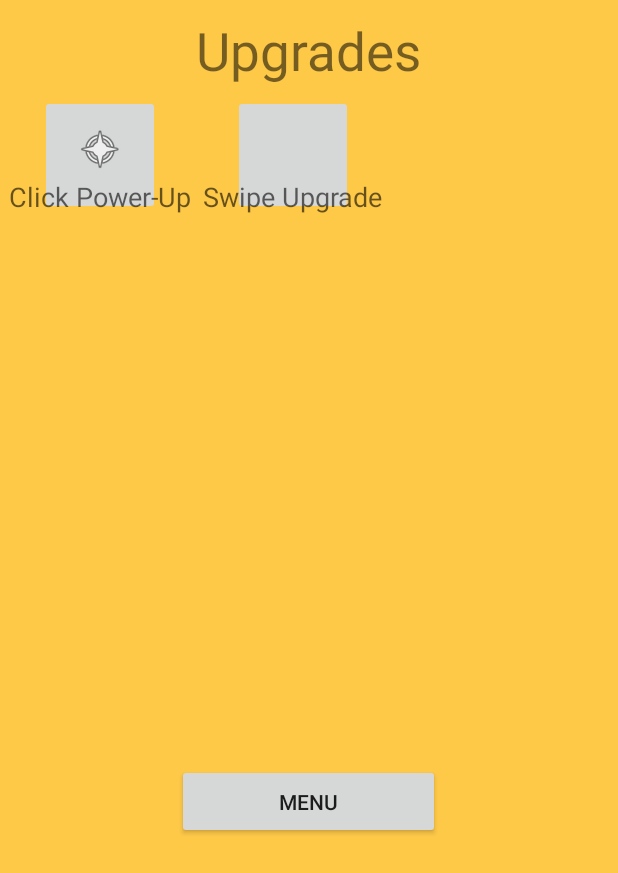
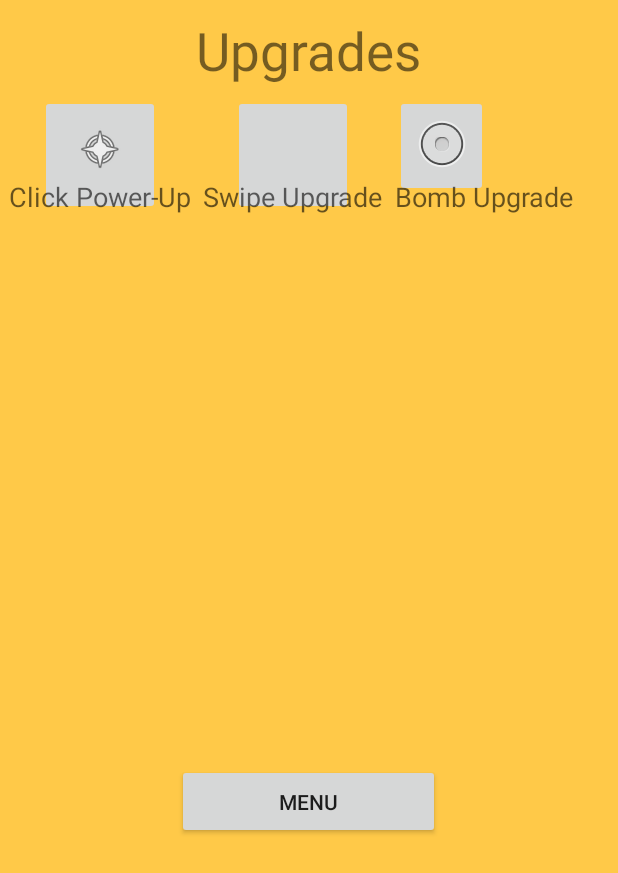
Before and after one commit to Turtle-Hero/IndividualGame, an Android app: the UpgradesShop screen opened directly, with no data from a screen before it, on a phone screen of 412 x 824 dp. Shown: the top 873 px of the screen. Run offline under Robolectric (Android 15) with nearby library versions, the phone set to English and light mode, and no system bars.

Commit message:
-bomb button

```diff
--- a/app/src/main/res/layout/activity_upgrades_menu.xml
+++ b/app/src/main/res/layout/activity_upgrades_menu.xml
@@ -19,7 +19,7 @@
     <GridLayout
         android:layout_width="fill_parent"
         android:layout_height="450dp"
-        android:columnCount="3"
+        android:columnCount="5"
         android:rowCount="3"
         android:padding="2dp"
         android:useDefaultMargins="true">
@@ -59,6 +59,25 @@
             android:layout_gravity="center_horizontal|bottom"
             android:layout_column="1" />
 
+        <ImageButton
+            android:layout_width="wrap_content"
+            android:layout_height="wrap_content"
+            android:id="@+id/bombButton"
+            android:layout_row="0"
+            android:layout_column="2"
+            android:src="@android:drawable/btn_radio"
+            android:layout_gravity="top" />
+
+        <TextView
+            android:layout_width="wrap_content"
+            android:layout_height="wrap_content"
+            android:textAppearance="?android:attr/textAppearanceMedium"
+            android:text="Bomb Upgrade"
+            android:id="@+id/textView3"
+            android:layout_row="0"
+            android:layout_column="2"
+            android:layout_gravity="bottom" />
+
     </GridLayout>
 
     <RelativeLayout
```
